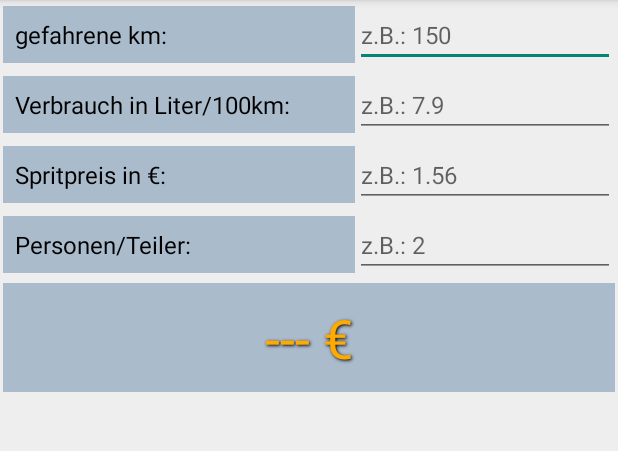
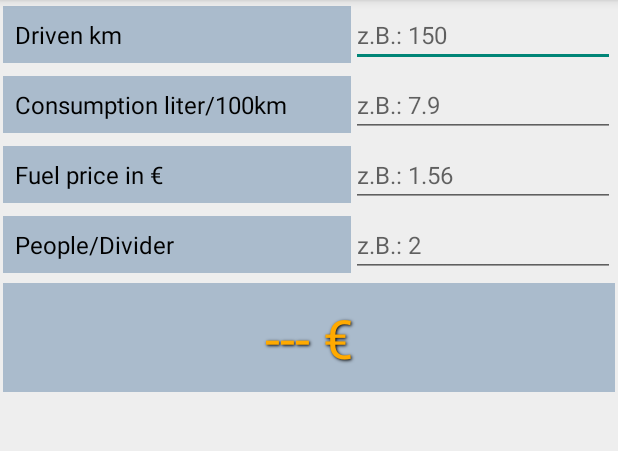
Before and after one commit to thunder146/TravelCostCalculator, an Android app: the screen it shows after launch (MainActivity), on a phone screen of 412 x 824 dp, the part 84-535 px from its top. Run offline under Robolectric (Android 15) with nearby library versions, the phone set to English and light mode, and no system bars.

Commit message:
refactoring and cleanup

```diff
--- a/app/src/main/java/com/thunder146/travelcostcalculator/MainActivity.java
+++ b/app/src/main/java/com/thunder146/travelcostcalculator/MainActivity.java
@@ -5,16 +5,12 @@ import android.os.Bundle;
 import android.text.Editable;
 import android.text.TextWatcher;
 import android.view.KeyEvent;
-import android.view.LayoutInflater;
 import android.view.Menu;
 import android.view.MenuItem;
-import android.view.View;
-import android.view.ViewGroup;
 import android.widget.EditText;
 import android.widget.TextView;
 
 import androidx.appcompat.app.AppCompatActivity;
-import androidx.fragment.app.Fragment;
 
 import java.io.File;
 import java.io.IOException;
@@ -107,16 +103,13 @@ public class MainActivity extends AppCompatActivity {
     }
 
     private void RegisterOnEvents() {
-        // TextChanged EventHandler
         etDistance.addTextChangedListener(new TextWatcher() {
             @Override
             public void beforeTextChanged(CharSequence charSequence, int i, int i2, int i3) {
-
             }
 
             @Override
             public void onTextChanged(CharSequence charSequence, int i, int i2, int i3) {
-
             }
 
             @Override
@@ -127,12 +120,10 @@ public class MainActivity extends AppCompatActivity {
         etConsumption.addTextChangedListener(new TextWatcher() {
             @Override
             public void beforeTextChanged(CharSequence charSequence, int i, int i2, int i3) {
-
             }
 
             @Override
             public void onTextChanged(CharSequence charSequence, int i, int i2, int i3) {
-
             }
 
             @Override
@@ -143,12 +134,10 @@ public class MainActivity extends AppCompatActivity {
         etPrice.addTextChangedListener(new TextWatcher() {
             @Override
             public void beforeTextChanged(CharSequence charSequence, int i, int i2, int i3) {
-
             }
 
             @Override
             public void onTextChanged(CharSequence charSequence, int i, int i2, int i3) {
-
             }
 
             @Override
@@ -159,12 +148,10 @@ public class MainActivity extends AppCompatActivity {
         etPeople.addTextChangedListener(new TextWatcher() {
             @Override
             public void beforeTextChanged(CharSequence charSequence, int i, int i2, int i3) {
-
             }
 
             @Override
             public void onTextChanged(CharSequence charSequence, int i, int i2, int i3) {
-
             }
 
             @Override
@@ -198,14 +185,13 @@ public class MainActivity extends AppCompatActivity {
             if (Validator.validateValues(distance, consumption, price, people)) {
                 double result = price * consumption / 100 * distance / people;
                 result = Math.round(result * 100.0) / 100.0;
-                tvResult.setText(String.valueOf(result) + " €");
+                tvResult.setText(result + " €");
 
                 setTextColor(tvResult, Color.rgb(0, 222, 85));
             } else {
                 setDefaults();
             }
         } catch (Exception ex) {
-            // TODO write log
             resetText();
         }
     }
@@ -249,7 +235,6 @@ public class MainActivity extends AppCompatActivity {
             TripData data = FileAccess.readTripDataFromFile(startUpDataFilePath);
 
             if (data != null) {
-                // Fill the textboxes
                 etDistance.setText(data.getDistance());
                 etConsumption.setText(data.getConsumption());
                 etPrice.setText(data.getPrice());
@@ -258,8 +243,4 @@ public class MainActivity extends AppCompatActivity {
             }
         }
     }
-
-    private void ShowInfo() {
-        // TODO Show Info
-    }
 }
--- a/app/src/main/res/layout/activity_main.xml
+++ b/app/src/main/res/layout/activity_main.xml
@@ -16,15 +16,16 @@
             android:layout_height="wrap_content"
             android:layout_width="match_parent"
             android:layout_margin="2dp">
+
             <TextView
                 android:id="@+id/TextViewDistance"
-                android:text="gefahrene km:"
                 android:layout_weight="1"
                 android:background="#abc"
+                android:gravity="left"
+                android:padding="8dip"
+                android:text="Driven km"
                 android:textColor="#000000"
-                android:padding="8dip"
-                android:textSize="16sp"
-                android:gravity="left"/>
+                android:textSize="16sp" />
             <EditText android:id="@+id/EditTextDistance"
                 android:layout_weight="5"
                 android:layout_width="0dp"
@@ -39,15 +40,16 @@
             android:layout_height="wrap_content"
             android:layout_width="match_parent"
             android:layout_margin="2dp">
+
             <TextView
                 android:id="@+id/TextViewConsumption"
-                android:text="Verbrauch in Liter/100km:"
                 android:layout_weight="1"
                 android:background="#abc"
+                android:gravity="left"
+                android:padding="8dip"
+                android:text="Consumption liter/100km"
                 android:textColor="#000000"
-                android:padding="8dip"
-                android:textSize="16sp"
-                android:gravity="left"/>
+                android:textSize="16sp" />
             <EditText android:id="@+id/EditTextConsumption"
                 android:layout_weight="5"
                 android:layout_width="0dp"
@@ -62,15 +64,16 @@
             android:layout_height="wrap_content"
             android:layout_width="match_parent"
             android:layout_margin="2dp">
+
             <TextView
                 android:id="@+id/TextViewPrice"
-                android:text="Spritpreis in €:"
                 android:layout_weight="1"
                 android:background="#abc"
+                android:gravity="left"
+                android:padding="8dip"
+                android:text="Fuel price in €"
                 android:textColor="#000000"
-                android:padding="8dip"
-                android:textSize="16sp"
-                android:gravity="left"/>
+                android:textSize="16sp" />
             <EditText android:id="@+id/EditTextPrice"
                 android:layout_weight="5"
                 android:layout_width="0dp"
@@ -85,15 +88,16 @@
         android:layout_height="wrap_content"
         android:layout_width="match_parent"
         android:layout_margin="2dp">
-        <TextView
-            android:id="@+id/TextViewPeople"
-            android:text="Personen/Teiler:"
-            android:layout_weight="1"
-            android:background="#abc"
-            android:textColor="#000000"
-            android:padding="8dip"
-            android:textSize="16sp"
-            android:gravity="left"/>
+
+            <TextView
+                android:id="@+id/TextViewPeople"
+                android:layout_weight="1"
+                android:background="#abc"
+                android:gravity="left"
+                android:padding="8dip"
+                android:text="People/Divider"
+                android:textColor="#000000"
+                android:textSize="16sp" />
         <EditText android:id="@+id/EditTextPeople"
             android:layout_weight="5"
             android:layout_width="0dp"
```
